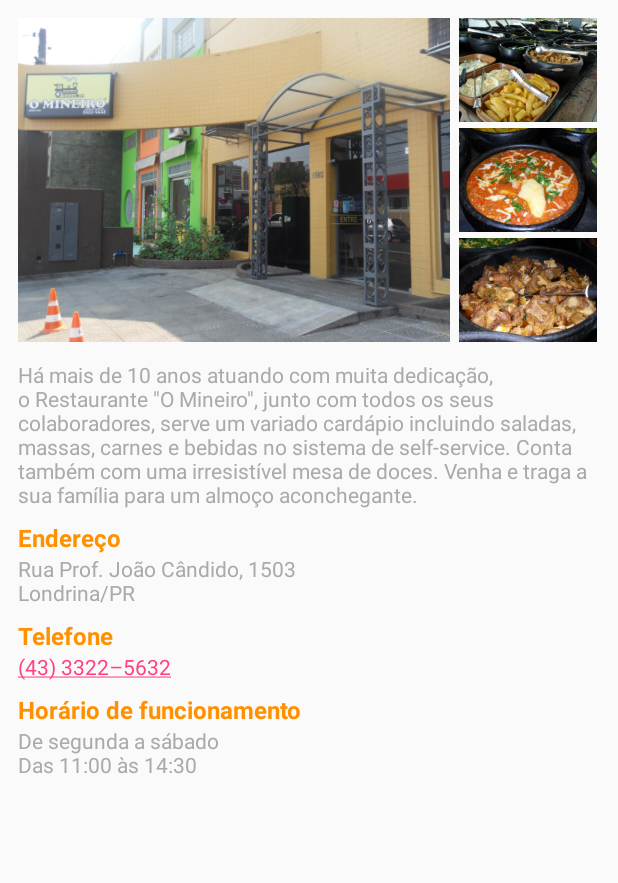
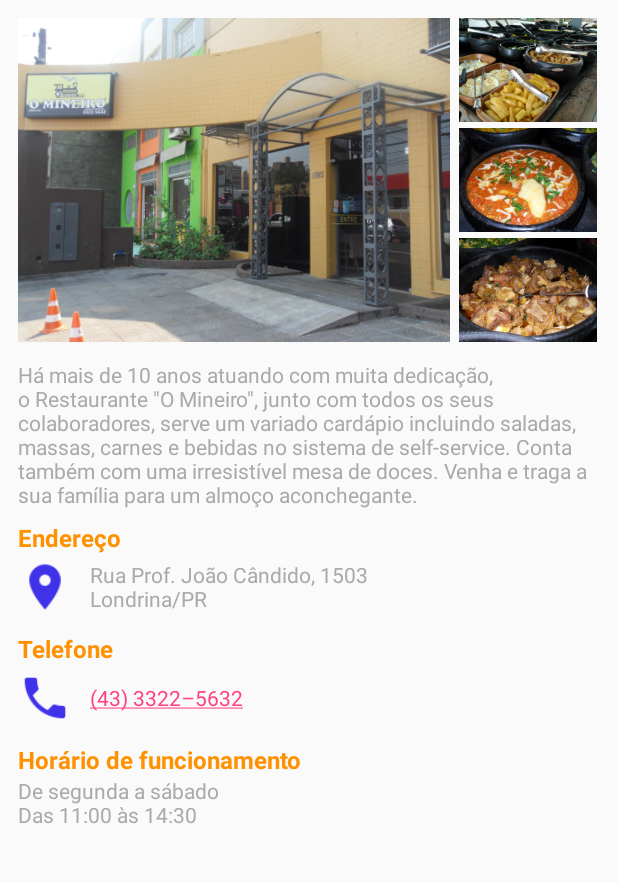
Before and after one commit to mauricioym/Restaurante-O-Mineiro, an Android app: the screen it shows after launch (MainActivity), on a phone screen of 412 x 824 dp, the part 213-1096 px from its top. Run offline under Robolectric (Android 15) with nearby library versions, the phone set to English and light mode, and no system bars.

Commit message:
Add location and phone icons / Use intents when user clicks on address or phone number

```diff
--- a/app/src/main/res/layout/activity_main.xml
+++ b/app/src/main/res/layout/activity_main.xml
@@ -94,11 +94,32 @@
             android:text="@string/address_title"
             style="@style/Subhead"/>
 
+        <LinearLayout
+            android:id="@+id/address_linearlayout"
+            android:layout_width="match_parent"
+            android:layout_height="wrap_content"
+            android:orientation="horizontal"
+            android:paddingLeft="12dp"
+            android:paddingTop="4dp"
+            android:paddingBottom="4dp"
+            android:clickable="true"
+            android:background="?android:attr/selectableItemBackground">
+
+            <ImageView
+                android:layout_width="36dp"
+                android:layout_height="36dp"
+                android:layout_gravity="center"
+                android:src="@drawable/ic_location"/>
+
             <TextView
                 android:layout_width="wrap_content"
                 android:layout_height="wrap_content"
+                android:layout_gravity="center_vertical"
                 android:text="@string/address"
+                android:autoLink="map"
                 style="@style/Body"/>
+
+        </LinearLayout>
 
         <TextView
             android:layout_width="wrap_content"
@@ -106,12 +127,32 @@
             android:text="@string/phone_title"
             style="@style/Subhead"/>
 
+        <LinearLayout
+            android:id="@+id/phone_linearlayout"
+            android:layout_width="match_parent"
+            android:layout_height="wrap_content"
+            android:orientation="horizontal"
+            android:paddingLeft="12dp"
+            android:paddingTop="4dp"
+            android:paddingBottom="4dp"
+            android:clickable="true"
+            android:background="?android:attr/selectableItemBackground">
+
+            <ImageView
+                android:layout_width="36dp"
+                android:layout_height="36dp"
+                android:layout_gravity="center"
+                android:src="@drawable/ic_phone"/>
+
             <TextView
                 android:layout_width="wrap_content"
                 android:layout_height="wrap_content"
                 android:text="@string/phone"
+                android:layout_gravity="center_vertical"
                 android:autoLink="phone"
                 style="@style/Body"/>
+
+        </LinearLayout>
 
         <TextView
             android:layout_width="wrap_content"
```
Also changed, not shown: app/src/main/java/com/yuddi/omineiro/MainActivity.java (+32 -0 lines), app/src/main/res/drawable-hdpi/ic_location.png (added), app/src/main/res/drawable-hdpi/ic_phone.png (added), app/src/main/res/drawable-mdpi/ic_location.png (added), app/src/main/res/drawable-mdpi/ic_phone.png (added), app/src/main/res/drawable-xhdpi/ic_location.png (added), app/src/main/res/drawable-xhdpi/ic_phone.png (added), app/src/main/res/drawable-xxhdpi/ic_location.png (added), app/src/main/res/drawable-xxhdpi/ic_phone.png (added). Lines whose indentation alone changed are shown as unchanged.
